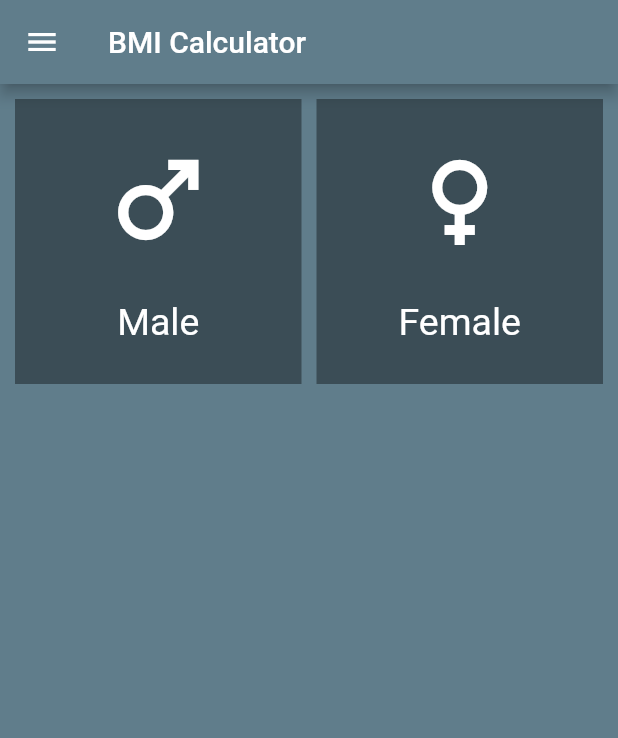
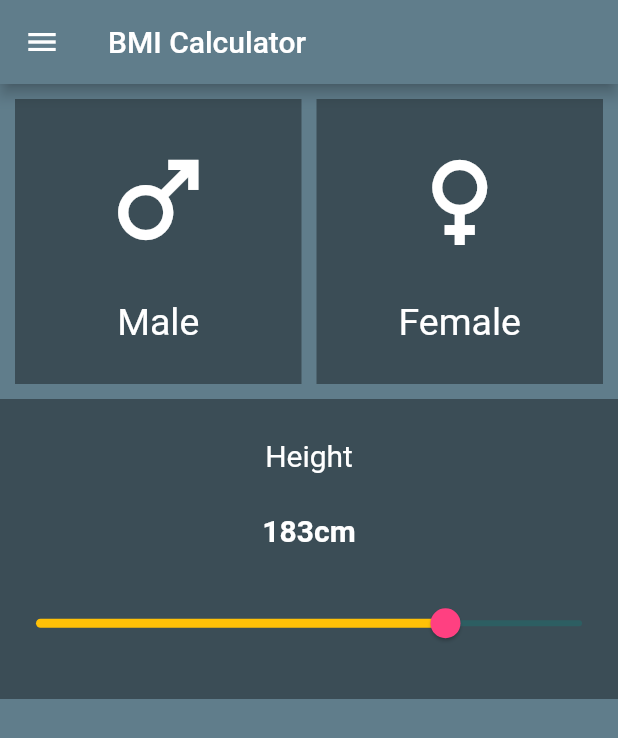
Before and after one commit to UdeepaSandakal/bmi, a Flutter app: the screen it shows after launch, on a phone screen of 412 x 824 dp. Shown: the top 738 px of the screen. Run offline on Flutter 3.47's test engine with Material 2 defaults, Android fonts, the phone set to English and light mode, and no system bars.

```diff
--- a/lib/bmi_veiw.dart
+++ b/lib/bmi_veiw.dart
@@ -81,6 +81,35 @@ class _BMIViewState extends State<BMIView> {
               ],
             ),
           ),
+          Container(
+            height: 200,
+            width: double.infinity,
+            color: Colors.black38,
+            child: Column(
+              mainAxisAlignment: MainAxisAlignment.spaceEvenly,
+              children: [
+                Text(
+                  'Height',
+                  style: TextStyle(fontSize: 20.0, color: Colors.white),
+                ),
+                Text(
+                  '183cm', //This is just hard coded now
+                  style: TextStyle(
+                      fontSize: 20.0,
+                      color: Colors.white,
+                      fontWeight: FontWeight.bold),
+                ),
+                Slider(
+                  value: 150,
+                  onChanged: (value) {},
+                  min: 0,
+                  max: 200,
+                  activeColor: Colors.amber,
+                  thumbColor: Colors.pinkAccent,
+                ),
+              ],
+            ),
+          ),
         ],
       ),
     );
```
